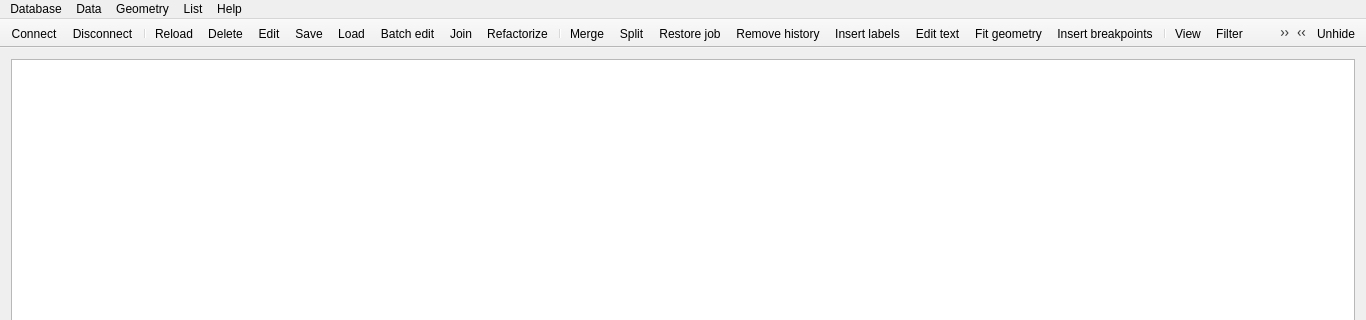
First picture: the form in mainwindow.ui, repository Kuszki/EW-Database, before the edit; both pictures show x 0 to 1366 and y 0 to 320 of the 1366 by 768 pixel window.
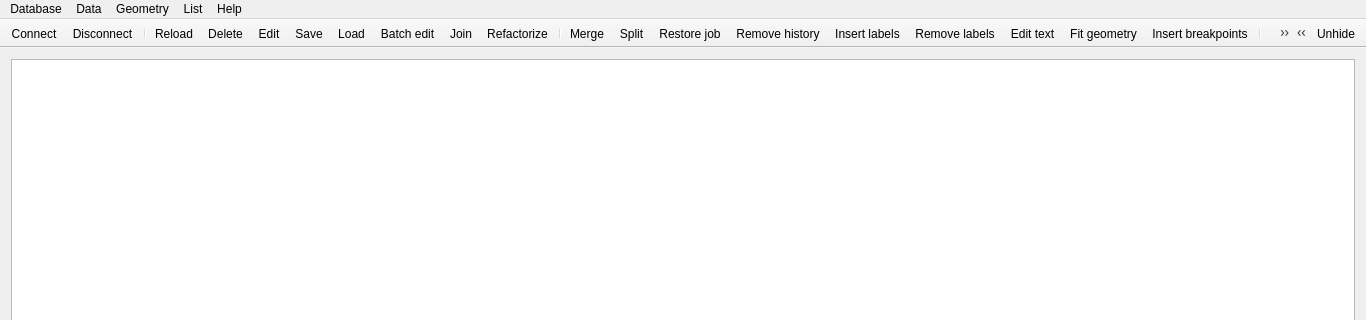
Second picture: the form after the edit. Icons and pictures are not drawn.

Commit message: Implement labels remove feature

```diff
--- a/mainwindow.ui
+++ b/mainwindow.ui
@@ -169,6 +169,7 @@
    <addaction name="actionRestore"/>
    <addaction name="actionHistory"/>
    <addaction name="actionLabel"/>
+   <addaction name="actionDeletelab"/>
    <addaction name="actionText"/>
    <addaction name="actionFit"/>
    <addaction name="actionInsert"/>
@@ -511,6 +512,14 @@
     <string>Ctrl+I</string>
    </property>
   </action>
+  <action name="actionDeletelab">
+   <property name="text">
+    <string>Remove labels</string>
+   </property>
+   <property name="shortcut">
+    <string>Ctrl+Y</string>
+   </property>
+  </action>
  </widget>
  <layoutdefault spacing="6" margin="11"/>
  <resources/>
```
Left out of the diff: 1 changed line with no effect on the pictures. The commit also changes 4 other files.
